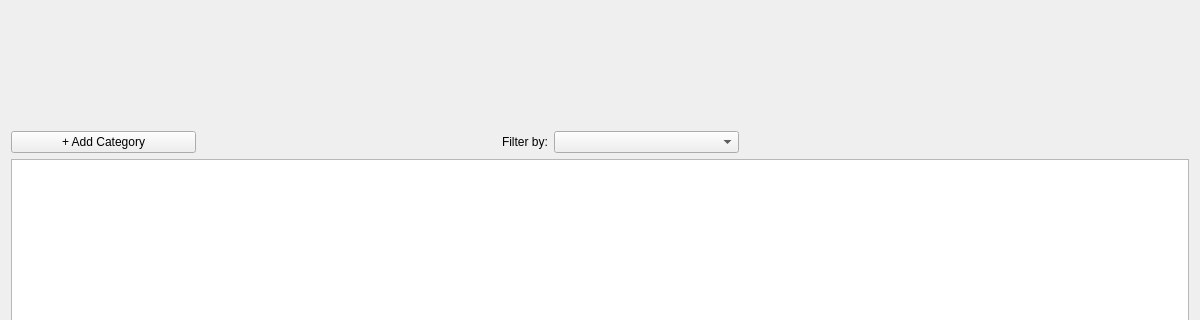
First picture: the form in src/gui/categories/categories_widget.ui, repository nqthinh2512/oop-8-project, before the edit; both pictures show x 0 to 1200 and y 0 to 320 of the 1200 by 675 pixel window.
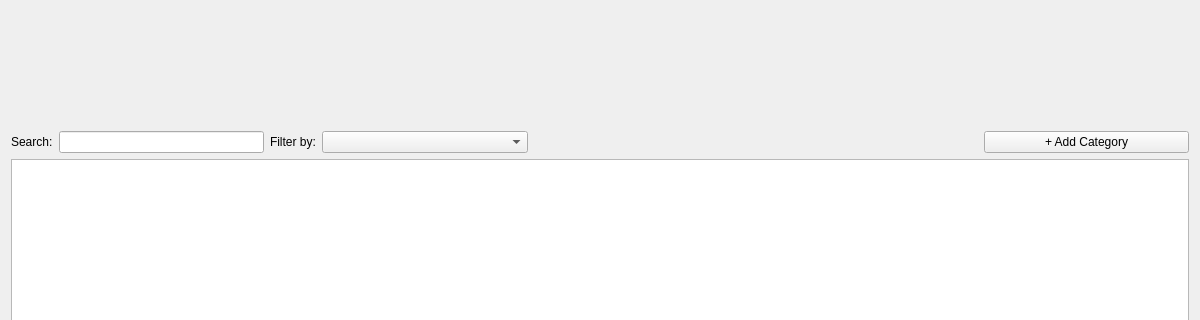
Second picture: the form after the edit.

Commit message: Thêm search feature cho Category tab, thêm folder assets lưu trữ ảnh

```diff
--- a/src/gui/categories/categories_widget.ui
+++ b/src/gui/categories/categories_widget.ui
@@ -33,33 +33,27 @@
    <item>
     <layout class="QHBoxLayout" name="horizontalLayout_2">
      <item>
-      <widget class="QPushButton" name="pushButton">
+      <widget class="QLabel" name="label_2">
        <property name="sizePolicy">
-        <sizepolicy hsizetype="Preferred" vsizetype="Preferred">
+        <sizepolicy hsizetype="Fixed" vsizetype="Preferred">
          <horstretch>0</horstretch>
          <verstretch>0</verstretch>
         </sizepolicy>
        </property>
        <property name="text">
-        <string>+ Add Category</string>
+        <string>Search:</string>
        </property>
       </widget>
      </item>
      <item>
-      <spacer name="horizontalSpacer">
-       <property name="orientation">
-        <enum>Qt::Orientation::Horizontal</enum>
+      <widget class="QLineEdit" name="searchLineEdit">
+       <property name="sizePolicy">
+        <sizepolicy hsizetype="Minimum" vsizetype="Fixed">
+         <horstretch>0</horstretch>
+         <verstretch>0</verstretch>
+        </sizepolicy>
        </property>
-       <property name="sizeType">
-        <enum>QSizePolicy::Policy::Fixed</enum>
-       </property>
-       <property name="sizeHint" stdset="0">
-        <size>
-         <width>300</width>
-         <height>20</height>
-        </size>
-       </property>
-      </spacer>
+      </widget>
      </item>
      <item>
       <widget class="QLabel" name="label">
@@ -100,6 +94,19 @@
        </property>
       </spacer>
      </item>
+     <item>
+      <widget class="QPushButton" name="pushButton">
+       <property name="sizePolicy">
+        <sizepolicy hsizetype="Preferred" vsizetype="Preferred">
+         <horstretch>0</horstretch>
+         <verstretch>0</verstretch>
+        </sizepolicy>
+       </property>
+       <property name="text">
+        <string>+ Add Category</string>
+       </property>
+      </widget>
+     </item>
     </layout>
    </item>
    <item>
```
The commit also changes 8 other files.
